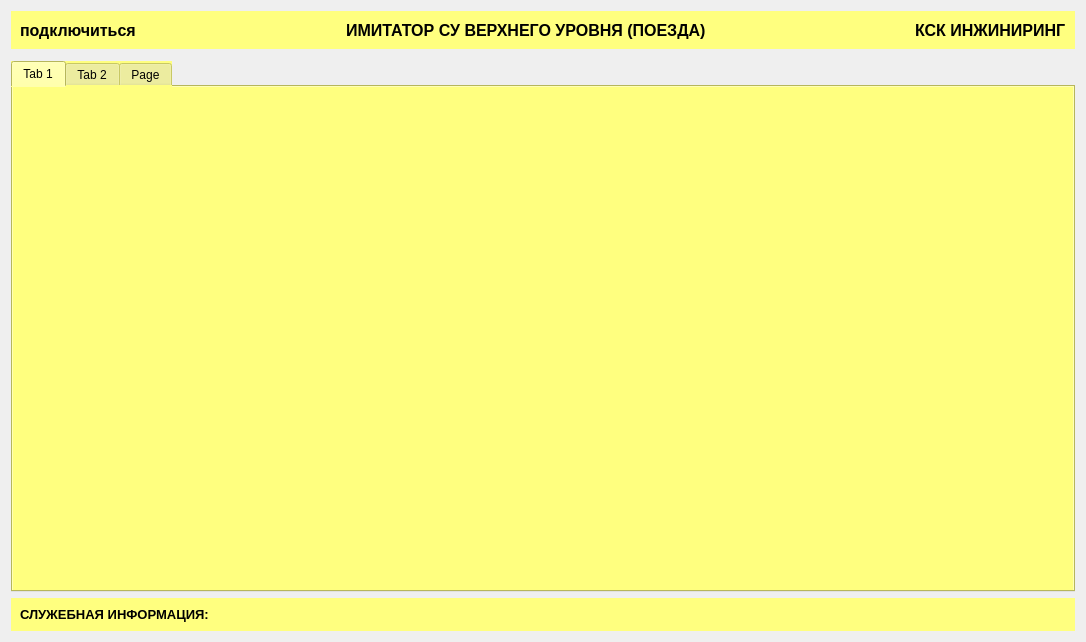
Qt form train_imitator.ui (victocryl/train_imitator) before a commit.
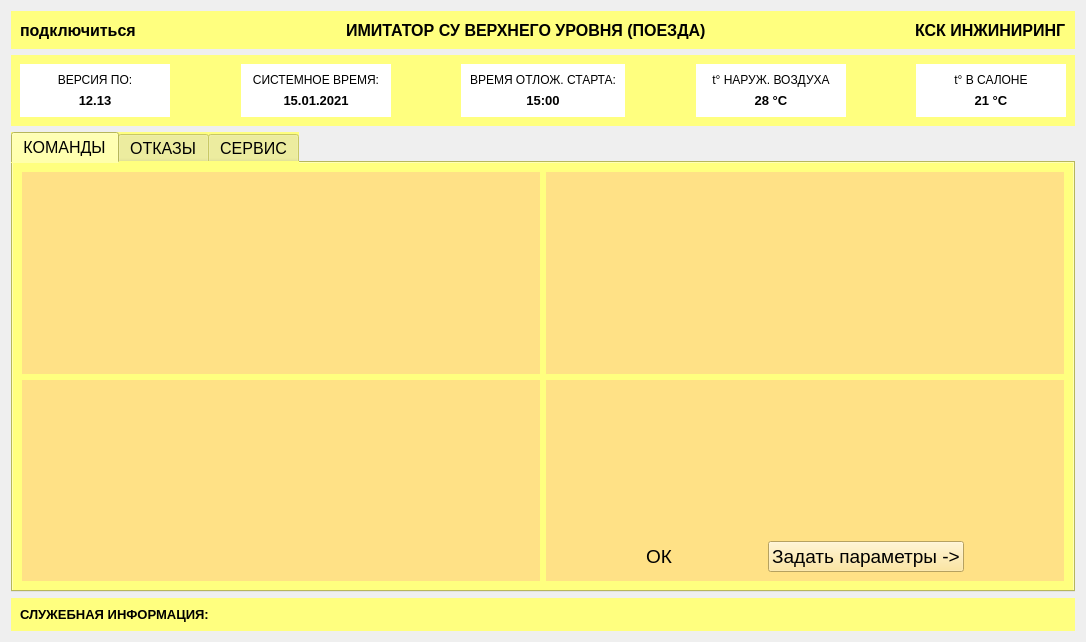
The same form after that commit. The open tabs and pages were chosen to show the change.

Commit message: 4 виджета закладки Команды

```diff
--- a/train_imitator.ui
+++ b/train_imitator.ui
@@ -105,13 +105,324 @@
    </item>
    <item>
     <widget class="QWidget" name="widget_2" native="true">
+     <property name="sizePolicy">
+      <sizepolicy hsizetype="Preferred" vsizetype="Preferred">
+       <horstretch>0</horstretch>
+       <verstretch>0</verstretch>
+      </sizepolicy>
+     </property>
+     <property name="minimumSize">
+      <size>
+       <width>0</width>
+       <height>60</height>
+      </size>
+     </property>
      <property name="styleSheet">
       <string notr="true">background-color: rgb(255, 255, 127);</string>
      </property>
+     <layout class="QHBoxLayout" name="horizontalLayout_3">
+      <item>
+       <widget class="QWidget" name="widget_4" native="true">
+        <property name="sizePolicy">
+         <sizepolicy hsizetype="Minimum" vsizetype="Preferred">
+          <horstretch>0</horstretch>
+          <verstretch>0</verstretch>
+         </sizepolicy>
+        </property>
+        <property name="minimumSize">
+         <size>
+          <width>150</width>
+          <height>0</height>
+         </size>
+        </property>
+        <property name="styleSheet">
+         <string notr="true">background-color: rgb(255, 255, 255);</string>
+        </property>
+        <layout class="QVBoxLayout" name="verticalLayout_2">
+         <item>
+          <widget class="QLabel" name="label_6">
+           <property name="text">
+            <string>ВЕРСИЯ ПО:</string>
+           </property>
+           <property name="alignment">
+            <set>Qt::AlignCenter</set>
+           </property>
+          </widget>
+         </item>
+         <item>
+          <widget class="QLabel" name="label_7">
+           <property name="font">
+            <font>
+             <pointsize>10</pointsize>
+             <weight>75</weight>
+             <bold>true</bold>
+            </font>
+           </property>
+           <property name="text">
+            <string>12.13</string>
+           </property>
+           <property name="alignment">
+            <set>Qt::AlignCenter</set>
+           </property>
+          </widget>
+         </item>
+        </layout>
+       </widget>
+      </item>
+      <item>
+       <spacer name="horizontalSpacer_3">
+        <property name="orientation">
+         <enum>Qt::Horizontal</enum>
+        </property>
+        <property name="sizeHint" stdset="0">
+         <size>
+          <width>60</width>
+          <height>20</height>
+         </size>
+        </property>
+       </spacer>
+      </item>
+      <item>
+       <widget class="QWidget" name="widget_5" native="true">
+        <property name="sizePolicy">
+         <sizepolicy hsizetype="Minimum" vsizetype="Preferred">
+          <horstretch>0</horstretch>
+          <verstretch>0</verstretch>
+         </sizepolicy>
+        </property>
+        <property name="minimumSize">
+         <size>
+          <width>150</width>
+          <height>0</height>
+         </size>
+        </property>
+        <property name="styleSheet">
+         <string notr="true">background-color: rgb(255, 255, 255);</string>
+        </property>
+        <layout class="QVBoxLayout" name="verticalLayout_3">
+         <item>
+          <widget class="QLabel" name="label_8">
+           <property name="text">
+            <string>СИСТЕМНОЕ ВРЕМЯ:</string>
+           </property>
+           <property name="alignment">
+            <set>Qt::AlignCenter</set>
+           </property>
+          </widget>
+         </item>
+         <item>
+          <widget class="QLabel" name="label_9">
+           <property name="font">
+            <font>
+             <pointsize>10</pointsize>
+             <weight>75</weight>
+             <bold>true</bold>
+            </font>
+           </property>
+           <property name="text">
+            <string>15.01.2021</string>
+           </property>
+           <property name="alignment">
+            <set>Qt::AlignCenter</set>
+           </property>
+          </widget>
+         </item>
+        </layout>
+       </widget>
+      </item>
+      <item>
+       <spacer name="horizontalSpacer_4">
+        <property name="orientation">
+         <enum>Qt::Horizontal</enum>
+        </property>
+        <property name="sizeHint" stdset="0">
+         <size>
+          <width>60</width>
+          <height>20</height>
+         </size>
+        </property>
+       </spacer>
+      </item>
+      <item>
+       <widget class="QWidget" name="widget_6" native="true">
+        <property name="sizePolicy">
+         <sizepolicy hsizetype="Minimum" vsizetype="Preferred">
+          <horstretch>0</horstretch>
+          <verstretch>0</verstretch>
+         </sizepolicy>
+        </property>
+        <property name="minimumSize">
+         <size>
+          <width>150</width>
+          <height>0</height>
+         </size>
+        </property>
+        <property name="styleSheet">
+         <string notr="true">background-color: rgb(255, 255, 255);</string>
+        </property>
+        <layout class="QVBoxLayout" name="verticalLayout_4">
+         <item>
+          <widget class="QLabel" name="label_10">
+           <property name="text">
+            <string>ВРЕМЯ ОТЛОЖ. СТАРТА:</string>
+           </property>
+           <property name="alignment">
+            <set>Qt::AlignCenter</set>
+           </property>
+          </widget>
+         </item>
+         <item>
+          <widget class="QLabel" name="label_11">
+           <property name="font">
+            <font>
+             <pointsize>10</pointsize>
+             <weight>75</weight>
+             <bold>true</bold>
+            </font>
+           </property>
+           <property name="text">
+            <string>15:00</string>
+           </property>
+           <property name="alignment">
+            <set>Qt::AlignCenter</set>
+           </property>
+          </widget>
+         </item>
+        </layout>
+       </widget>
+      </item>
+      <item>
+       <spacer name="horizontalSpacer_5">
+        <property name="orientation">
+         <enum>Qt::Horizontal</enum>
+        </property>
+        <property name="sizeHint" stdset="0">
+         <size>
+          <width>60</width>
+          <height>20</height>
+         </size>
+        </property>
+       </spacer>
+      </item>
+      <item>
+       <widget class="QWidget" name="widget_7" native="true">
+        <property name="sizePolicy">
+         <sizepolicy hsizetype="Minimum" vsizetype="Preferred">
+          <horstretch>0</horstretch>
+          <verstretch>0</verstretch>
+         </sizepolicy>
+        </property>
+        <property name="minimumSize">
+         <size>
+          <width>150</width>
+          <height>0</height>
+         </size>
+        </property>
+        <property name="styleSheet">
+         <string notr="true">background-color: rgb(255, 255, 255);</string>
+        </property>
+        <layout class="QVBoxLayout" name="verticalLayout_5">
+         <item>
+          <widget class="QLabel" name="label_12">
+           <property name="text">
+            <string>t° НАРУЖ. ВОЗДУХА</string>
+           </property>
+           <property name="alignment">
+            <set>Qt::AlignCenter</set>
+           </property>
+          </widget>
+         </item>
+         <item>
+          <widget class="QLabel" name="label_13">
+           <property name="font">
+            <font>
+             <pointsize>10</pointsize>
+             <weight>75</weight>
+             <bold>true</bold>
+            </font>
+           </property>
+           <property name="text">
+            <string>28 °C</string>
+           </property>
+           <property name="alignment">
+            <set>Qt::AlignCenter</set>
+           </property>
+          </widget>
+         </item>
+        </layout>
+       </widget>
+      </item>
+      <item>
+       <spacer name="horizontalSpacer_6">
+        <property name="orientation">
+         <enum>Qt::Horizontal</enum>
+        </property>
+        <property name="sizeHint" stdset="0">
+         <size>
+          <width>60</width>
+          <height>20</height>
+         </size>
+        </property>
+       </spacer>
+      </item>
+      <item>
+       <widget class="QWidget" name="widget_8" native="true">
+        <property name="sizePolicy">
+         <sizepolicy hsizetype="Minimum" vsizetype="Preferred">
+          <horstretch>0</horstretch>
+          <verstretch>0</verstretch>
+         </sizepolicy>
+        </property>
+        <property name="minimumSize">
+         <size>
+          <width>150</width>
+          <height>0</height>
+         </size>
+        </property>
+        <property name="styleSheet">
+         <string notr="true">background-color: rgb(255, 255, 255);</string>
+        </property>
+        <layout class="QVBoxLayout" name="verticalLayout_6">
+         <item>
+          <widget class="QLabel" name="label_14">
+           <property name="text">
+            <string>t° В САЛОНЕ</string>
+           </property>
+           <property name="alignment">
+            <set>Qt::AlignCenter</set>
+           </property>
+          </widget>
+         </item>
+         <item>
+          <widget class="QLabel" name="label_15">
+           <property name="font">
+            <font>
+             <pointsize>10</pointsize>
+             <weight>75</weight>
+             <bold>true</bold>
+            </font>
+           </property>
+           <property name="text">
+            <string>21 °C</string>
+           </property>
+           <property name="alignment">
+            <set>Qt::AlignCenter</set>
+           </property>
+          </widget>
+         </item>
+        </layout>
+       </widget>
+      </item>
+     </layout>
     </widget>
    </item>
    <item>
     <widget class="QTabWidget" name="tabWidget">
+     <property name="font">
+      <font>
+       <pointsize>12</pointsize>
+      </font>
+     </property>
      <property name="styleSheet">
       <string notr="true">background-color: rgb(255, 255, 127);
 </string>
@@ -121,17 +432,157 @@
      </property>
      <widget class="QWidget" name="tab">
       <attribute name="title">
-       <string>Tab 1</string>
+       <string>КОМАНДЫ</string>
       </attribute>
+      <layout class="QVBoxLayout" name="verticalLayout_7">
+       <item>
+        <layout class="QGridLayout" name="gridLayout">
+         <item row="0" column="0">
+          <widget class="QWidget" name="widget_9" native="true">
+           <property name="sizePolicy">
+            <sizepolicy hsizetype="Expanding" vsizetype="Expanding">
+             <horstretch>0</horstretch>
+             <verstretch>0</verstretch>
+            </sizepolicy>
+           </property>
+           <property name="styleSheet">
+            <string notr="true">background-color: rgb(255, 225, 134);</string>
+           </property>
+          </widget>
+         </item>
+         <item row="0" column="1">
+          <widget class="QWidget" name="widget_11" native="true">
+           <property name="sizePolicy">
+            <sizepolicy hsizetype="Expanding" vsizetype="Expanding">
+             <horstretch>0</horstretch>
+             <verstretch>0</verstretch>
+            </sizepolicy>
+           </property>
+           <property name="styleSheet">
+            <string notr="true">background-color: rgb(255, 225, 134);</string>
+           </property>
+          </widget>
+         </item>
+         <item row="1" column="0">
+          <widget class="QWidget" name="widget_10" native="true">
+           <property name="sizePolicy">
+            <sizepolicy hsizetype="Expanding" vsizetype="Expanding">
+             <horstretch>0</horstretch>
+             <verstretch>0</verstretch>
+            </sizepolicy>
+           </property>
+           <property name="styleSheet">
+            <string notr="true">background-color: rgb(255, 225, 134);</string>
+           </property>
+          </widget>
+         </item>
+         <item row="1" column="1">
+          <widget class="QWidget" name="widget_12" native="true">
+           <property name="sizePolicy">
+            <sizepolicy hsizetype="Expanding" vsizetype="Expanding">
+             <horstretch>0</horstretch>
+             <verstretch>0</verstretch>
+            </sizepolicy>
+           </property>
+           <property name="styleSheet">
+            <string notr="true">background-color: rgb(255, 225, 134);</string>
+           </property>
+           <layout class="QVBoxLayout" name="verticalLayout_8">
+            <item>
+             <spacer name="verticalSpacer">
+              <property name="orientation">
+               <enum>Qt::Vertical</enum>
+              </property>
+              <property name="sizeHint" stdset="0">
+               <size>
+                <width>20</width>
+                <height>142</height>
+               </size>
+              </property>
+             </spacer>
+            </item>
+            <item>
+             <layout class="QHBoxLayout" name="horizontalLayout_4">
+              <item>
+               <spacer name="horizontalSpacer_7">
+                <property name="orientation">
+                 <enum>Qt::Horizontal</enum>
+                </property>
+                <property name="sizeHint" stdset="0">
+                 <size>
+                  <width>40</width>
+                  <height>20</height>
+                 </size>
+                </property>
+               </spacer>
+              </item>
+              <item>
+               <widget class="QLabel" name="label_16">
+                <property name="font">
+                 <font>
+                  <pointsize>14</pointsize>
+                 </font>
+                </property>
+                <property name="text">
+                 <string>ОК</string>
+                </property>
+               </widget>
+              </item>
+              <item>
+               <spacer name="horizontalSpacer_8">
+                <property name="orientation">
+                 <enum>Qt::Horizontal</enum>
+                </property>
+                <property name="sizeHint" stdset="0">
+                 <size>
+                  <width>40</width>
+                  <height>20</height>
+                 </size>
+                </property>
+               </spacer>
+              </item>
+              <item>
+               <widget class="QPushButton" name="pushButton">
+                <property name="font">
+                 <font>
+                  <pointsize>14</pointsize>
+                 </font>
+                </property>
+                <property name="text">
+                 <string>Задать параметры -&gt;</string>
+                </property>
+               </widget>
+              </item>
+              <item>
+               <spacer name="horizontalSpacer_9">
+                <property name="orientation">
+                 <enum>Qt::Horizontal</enum>
+                </property>
+                <property name="sizeHint" stdset="0">
+                 <size>
+                  <width>40</width>
+                  <height>20</height>
+                 </size>
+                </property>
+               </spacer>
+              </item>
+             </layout>
+            </item>
+           </layout>
+          </widget>
+         </item>
+        </layout>
+       </item>
+      </layout>
      </widget>
      <widget class="QWidget" name="tab_2">
       <attribute name="title">
-       <string>Tab 2</string>
+       <string>ОТКАЗЫ</string>
       </attribute>
      </widget>
      <widget class="QWidget" name="tab_3">
       <attribute name="title">
-       <string>Page</string>
+       <string>СЕРВИС</string>
       </attribute>
      </widget>
     </widget>
```
Left out of the diff: 2 changed lines with no effect on the pictures.
